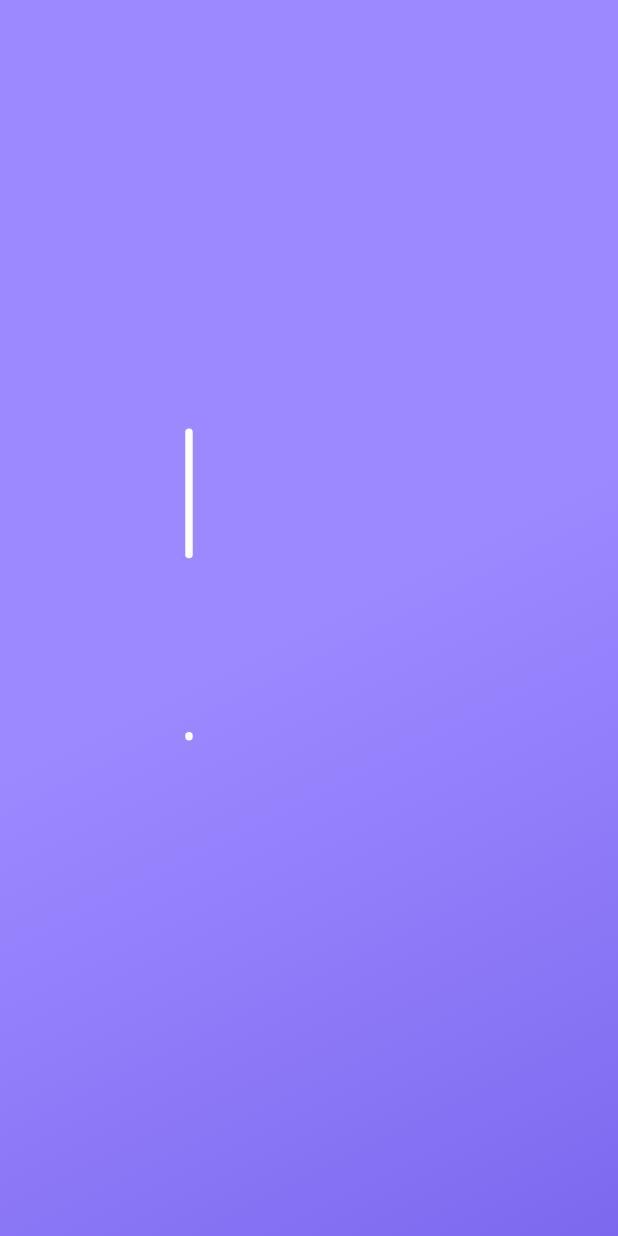
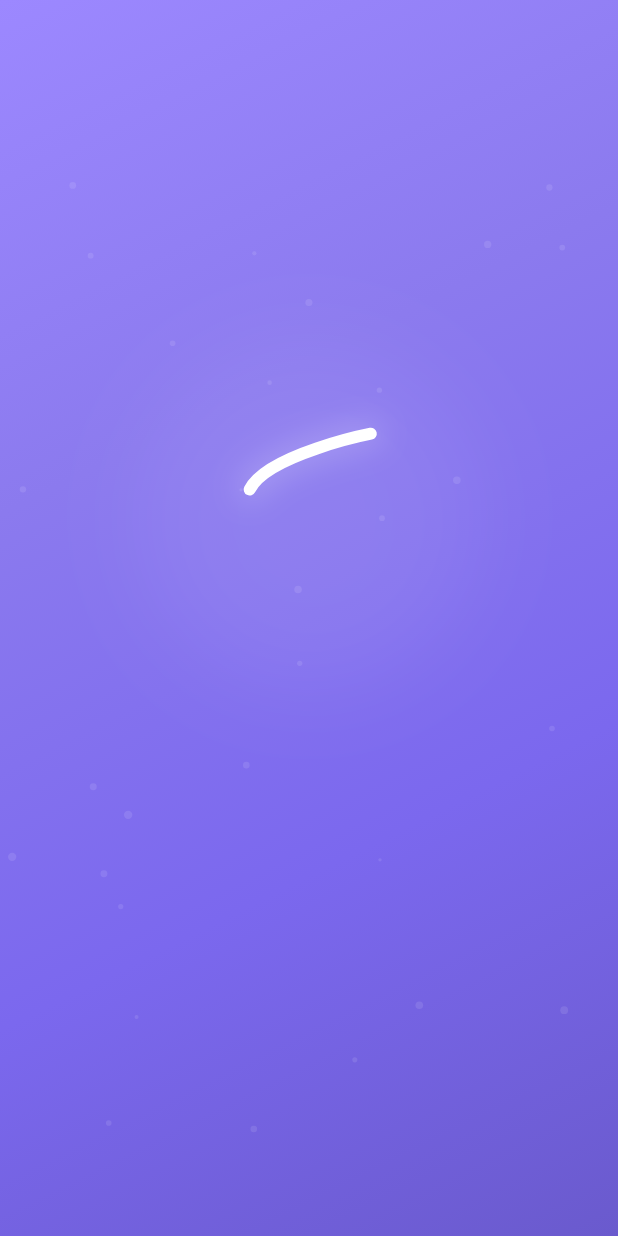
Before and after one commit to mosafarazaraaliporian/SuProtect, a Flutter app: the first screen one second after launch, on a phone screen of 412 x 824 dp. Run offline on Flutter 3.47's test engine with Material 3 defaults, Android fonts, the light colour scheme and no system bars; our stand-ins replace file_picker, firebase_analytics, firebase_core, firebase_crashlytics, firebase_messaging, flutter_local_notifications and 2 more; accounts and stored records are empty.

Commit message:
Update splash screen

```diff
--- a/lib/screens/splash_screen.dart
+++ b/lib/screens/splash_screen.dart
@@ -2,6 +2,7 @@ import 'package:flutter/material.dart';
 import 'package:flutter/services.dart';
 import 'package:flutter_screenutil/flutter_screenutil.dart';
 import 'package:provider/provider.dart';
+import 'dart:math' as math;
 import '../providers/auth_provider.dart';
 import '../services/logger_service.dart';
 import 'login_screen.dart';
@@ -16,19 +17,21 @@ class SplashScreen extends StatefulWidget {
 
 class _SplashScreenState extends State<SplashScreen>
     with TickerProviderStateMixin {
-  late AnimationController _lineController;
-  late AnimationController _fadeController;
-  late Animation<double> _topLineAnimation;
-  late Animation<double> _bottomLineAnimation;
-  late Animation<double> _fadeAnimation;
-  late Animation<double> _scaleAnimation;
+  late AnimationController _sDrawController;
+  late AnimationController _glowController;
+  late AnimationController _textController;
+  late AnimationController _particleController;
+
+  late Animation<double> _sDrawAnimation;
+  late Animation<double> _glowAnimation;
+  late Animation<double> _textFadeAnimation;
+  late Animation<double> _textSlideAnimation;
 
   @override
   void initState() {
     super.initState();
     LoggerService.logMethod('SplashScreen', 'initState');
 
-    // Set system UI overlay style to match app color
     SystemChrome.setSystemUIOverlayStyle(
       const SystemUiOverlayStyle(
         statusBarColor: Color(0xFF9C88FF),
@@ -38,82 +41,83 @@ class _SplashScreenState extends State<SplashScreen>
       ),
     );
 
-    // Line animation controller for S lines
-    _lineController = AnimationController(
+    _sDrawController = AnimationController(
+      vsync: this,
+      duration: const Duration(milliseconds: 2000),
+    );
+
+    _glowController = AnimationController(
       vsync: this,
       duration: const Duration(milliseconds: 1500),
-    );
+    )..repeat(reverse: true);
 
-    // Fade and scale animation controller
-    _fadeController = AnimationController(
+    _textController = AnimationController(
       vsync: this,
       duration: const Duration(milliseconds: 800),
     );
 
-    // Top line animation (from top to S)
-    _topLineAnimation = Tween<double>(
+    _particleController = AnimationController(
+      vsync: this,
+      duration: const Duration(milliseconds: 3000),
+    )..repeat();
+
+    _sDrawAnimation = Tween<double>(
       begin: 0.0,
       end: 1.0,
     ).animate(
       CurvedAnimation(
-        parent: _lineController,
-        curve: const Interval(0.0, 0.5, curve: Curves.easeInOut),
+        parent: _sDrawController,
+        curve: Curves.easeInOut,
       ),
     );
 
-    // Bottom line animation (from bottom to S)
-    _bottomLineAnimation = Tween<double>(
+    _glowAnimation = Tween<double>(
+      begin: 0.3,
+      end: 1.0,
+    ).animate(
+      CurvedAnimation(
+        parent: _glowController,
+        curve: Curves.easeInOut,
+      ),
+    );
+
+    _textFadeAnimation = Tween<double>(
       begin: 0.0,
       end: 1.0,
     ).animate(
       CurvedAnimation(
-        parent: _lineController,
-        curve: const Interval(0.5, 1.0, curve: Curves.easeInOut),
-      ),
-    );
-
-    // Fade and scale animations
-    _fadeAnimation = Tween<double>(
-      begin: 0.0,
-      end: 1.0,
-    ).animate(
-      CurvedAnimation(
-        parent: _fadeController,
+        parent: _textController,
         curve: Curves.easeIn,
       ),
     );
 
-    _scaleAnimation = Tween<double>(
-      begin: 0.8,
-      end: 1.0,
+    _textSlideAnimation = Tween<double>(
+      begin: 50.0,
+      end: 0.0,
     ).animate(
       CurvedAnimation(
-        parent: _fadeController,
+        parent: _textController,
         curve: Curves.easeOut,
       ),
     );
 
-    // Start animations
-    _lineController.forward();
-    LoggerService.d('SplashScreen', 'Line animation started');
+    _sDrawController.forward();
+    LoggerService.d('SplashScreen', 'S drawing animation started');
 
-    // Start fade animation after line animation
-    Future.delayed(const Duration(milliseconds: 1200), () {
+    Future.delayed(const Duration(milliseconds: 1500), () {
       if (mounted) {
-        _fadeController.forward();
-        LoggerService.d('SplashScreen', 'Fade animation started');
+        _textController.forward();
+        LoggerService.d('SplashScreen', 'Text animation started');
       }
     });
 
-    // Navigate after delay
     _navigateToNext();
   }
 
   Future<void> _navigateToNext() async {
     LoggerService.logMethod('SplashScreen', '_navigateToNext');
 
-    // Wait for animation and check auth
-    await Future.delayed(const Duration(seconds: 3));
+    await Future.delayed(const Duration(milliseconds: 3500));
 
     if (!mounted) {
       LoggerService.w('SplashScreen', 'Widget not mounted, skipping navigation');
@@ -121,6 +125,8 @@ class _SplashScreenState extends State<SplashScreen>
     }
 
     LoggerService.d('SplashScreen', 'Checking auth status');
+
+    try {
       final authProvider = Provider.of<AuthProvider>(context, listen: false);
       await authProvider.checkAuthStatus();
 
@@ -146,13 +152,26 @@ class _SplashScreenState extends State<SplashScreen>
           ),
         );
       }
+    } catch (e) {
+      LoggerService.e('SplashScreen', 'Navigation error: $e');
+      if (mounted) {
+        Navigator.pushReplacement(
+          context,
+          MaterialPageRoute(
+            builder: (context) => const LoginScreen(),
+          ),
+        );
+      }
+    }
   }
 
   @override
   void dispose() {
     LoggerService.logMethod('SplashScreen', 'dispose');
-    _lineController.dispose();
-    _fadeController.dispose();
+    _sDrawController.dispose();
+    _glowController.dispose();
+    _textController.dispose();
+    _particleController.dispose();
     super.dispose();
   }
 
@@ -172,31 +191,91 @@ class _SplashScreenState extends State<SplashScreen>
                 end: Alignment.bottomRight,
                 colors: [
                   const Color(0xFF9C88FF),
-                  const Color(0xFF9C88FF).withOpacity(0.8),
+                  const Color(0xFF8B7AEE),
                   const Color(0xFF7B68EE),
+                  const Color(0xFF6A5ACD),
                 ],
               ),
             ),
-            child: Center(
+            child: Stack(
+              children: [
+                AnimatedBuilder(
+                  animation: _particleController,
+                  builder: (context, child) {
+                    return CustomPaint(
+                      size: Size.infinite,
+                      painter: ParticlesPainter(
+                        progress: _particleController.value,
+                      ),
+                    );
+                  },
+                ),
+
+                Center(
                   child: Column(
                     mainAxisAlignment: MainAxisAlignment.center,
                     children: [
-                  // Animated S with lines
                       Stack(
                         alignment: Alignment.center,
                         children: [
-                      // Text "SuProtect"
-                      FadeTransition(
-                        opacity: _fadeAnimation,
-                        child: ScaleTransition(
-                          scale: _scaleAnimation,
-                          child: Text(
-                            'SuProtect',
+                          AnimatedBuilder(
+                            animation: _glowAnimation,
+                            builder: (context, child) {
+                              return Container(
+                                width: 200.w,
+                                height: 200.h,
+                                decoration: BoxDecoration(
+                                  shape: BoxShape.circle,
+                                  boxShadow: [
+                                    BoxShadow(
+                                      color: Colors.white.withOpacity(
+                                        0.1 * _glowAnimation.value,
+                                      ),
+                                      blurRadius: 80 * _glowAnimation.value,
+                                      spreadRadius: 20 * _glowAnimation.value,
+                                    ),
+                                  ],
+                                ),
+                              );
+                            },
+                          ),
+
+                          AnimatedBuilder(
+                            animation: _sDrawAnimation,
+                            builder: (context, child) {
+                              return CustomPaint(
+                                size: Size(150.w, 180.h),
+                                painter: AnimatedSPainter(
+                                  progress: _sDrawAnimation.value,
+                                  glowIntensity: _glowAnimation.value,
+                                ),
+                              );
+                            },
+                          ),
+                        ],
+                      ),
+
+                      SizedBox(height: 40.h),
+
+                      AnimatedBuilder(
+                        animation: _textController,
+                        builder: (context, child) {
+                          return Opacity(
+                            opacity: _textFadeAnimation.value,
+                            child: Transform.translate(
+                              offset: Offset(0, _textSlideAnimation.value),
+                              child: Row(
+                                mainAxisAlignment: MainAxisAlignment.center,
+                                crossAxisAlignment: CrossAxisAlignment.start,
+                                children: [
+                                  SizedBox(width: 40.w),
+                                  Text(
+                                    'uProtect',
                                     style: TextStyle(
-                              fontSize: 48.sp,
+                                      fontSize: 42.sp,
                                       fontWeight: FontWeight.bold,
                                       color: Colors.white,
-                              letterSpacing: 3,
+                                      letterSpacing: 2,
                                       shadows: [
                                         Shadow(
                                           color: Colors.black.withOpacity(0.3),
@@ -206,29 +285,20 @@ class _SplashScreenState extends State<SplashScreen>
                                       ],
                                     ),
                                   ),
+                                ],
                               ),
-                      ),
-                      // Animated lines for S
-                      AnimatedBuilder(
-                        animation: _lineController,
-                        builder: (context, child) {
-                          return CustomPaint(
-                            size: Size(300.w, 200.h),
-                            painter: SLinesPainter(
-                              topLineProgress: _topLineAnimation.value,
-                              bottomLineProgress: _bottomLineAnimation.value,
                             ),
                           );
                         },
                       ),
-                    ],
-                  ),
 
-                  SizedBox(height: 40.h),
+                      SizedBox(height: 30.h),
 
-                  // Underline
-                  FadeTransition(
-                    opacity: _fadeAnimation,
+                      AnimatedBuilder(
+                        animation: _textController,
+                        builder: (context, child) {
+                          return Opacity(
+                            opacity: _textFadeAnimation.value,
                             child: Container(
                               width: 100.w,
                               height: 4.h,
@@ -244,9 +314,13 @@ class _SplashScreenState extends State<SplashScreen>
                                 ],
                               ),
                             ),
+                          );
+                        },
                       ),
                     ],
                   ),
+                ),
+              ],
             ),
           ),
         );
@@ -255,64 +329,125 @@ class _SplashScreenState extends State<SplashScreen>
   }
 }
 
-// Custom painter for S lines (top and bottom)
-class SLinesPainter extends CustomPainter {
-  final double topLineProgress;
-  final double bottomLineProgress;
+class AnimatedSPainter extends CustomPainter {
+  final double progress;
+  final double glowIntensity;
 
-  SLinesPainter({
-    required this.topLineProgress,
-    required this.bottomLineProgress,
+  AnimatedSPainter({
+    required this.progress,
+    required this.glowIntensity,
   });
 
   @override
   void paint(Canvas canvas, Size size) {
     final paint = Paint()
       ..color = Colors.white
-      ..strokeWidth = 5
+      ..strokeWidth = 8
       ..style = PaintingStyle.stroke
-      ..strokeCap = StrokeCap.round;
+      ..strokeCap = StrokeCap.round
+      ..strokeJoin = StrokeJoin.round;
+
+    final glowPaint = Paint()
+      ..color = Colors.white.withOpacity(0.3 * glowIntensity)
+      ..strokeWidth = 16
+      ..style = PaintingStyle.stroke
+      ..strokeCap = StrokeCap.round
+      ..strokeJoin = StrokeJoin.round
+      ..maskFilter = const MaskFilter.blur(BlurStyle.normal, 10);
+
+    final path = Path();
 
     final centerX = size.width / 2;
-    final centerY = size.height / 2;
+    final topY = size.height * 0.2;
+    final middleY = size.height * 0.5;
+    final bottomY = size.height * 0.8;
+    final curveOffset = size.width * 0.25;
 
-    // Calculate S position (first letter of "SuProtect")
-    // S is approximately at the start of the text
-    final sCenterX = centerX - 80; // Approximate position of S
-    final sTopY = centerY - 20; // Top of S
-    final sBottomY = centerY + 20; // Bottom of S
-    final lineLength = 60.0;
+    path.moveTo(centerX + curveOffset, topY);
+    path.cubicTo(
+      centerX + curveOffset, topY,
+      centerX - curveOffset, topY + (middleY - topY) * 0.3,
+      centerX - curveOffset, middleY - (middleY - topY) * 0.2,
+    );
+    path.cubicTo(
+      centerX - curveOffset, middleY,
+      centerX + curveOffset * 0.8, middleY,
+      centerX + curveOffset * 0.8, middleY,
+    );
+    path.cubicTo(
+      centerX + curveOffset * 0.8, middleY,
+      centerX - curveOffset, middleY + (bottomY - middleY) * 0.3,
+      centerX - curveOffset, bottomY,
+    );
 
-    // Top line - from top of screen to top of S
-    if (topLineProgress > 0) {
-      final startY = 0.0;
-      final endY = sTopY;
-      final currentEndY = startY + (endY - startY) * topLineProgress;
+    final totalLength = _calculatePathLength(path);
+    final drawLength = totalLength * progress;
 
-      canvas.drawLine(
-        Offset(sCenterX, startY),
-        Offset(sCenterX, currentEndY),
-        paint,
-      );
+    final pathMetrics = path.computeMetrics().first;
+    final extractPath = pathMetrics.extractPath(0, drawLength);
+
+    canvas.drawPath(extractPath, glowPaint);
+    canvas.drawPath(extractPath, paint);
+
+    if (progress > 0.9) {
+      final double sparkleProgress = (progress - 0.9) / 0.1;
+      _drawSparkles(canvas, size, sparkleProgress);
+    }
   }
 
-    // Bottom line - from bottom of screen to bottom of S
-    if (bottomLineProgress > 0) {
-      final startY = size.height;
-      final endY = sBottomY;
-      final currentEndY = startY - (startY - endY) * bottomLineProgress;
+  double _calculatePathLength(Path path) {
+    final pathMetrics = path.computeMetrics().first;
+    return pathMetrics.length;
+  }
 
-      canvas.drawLine(
-        Offset(sCenterX, startY),
-        Offset(sCenterX, currentEndY),
-        paint,
-      );
+  void _drawSparkles(Canvas canvas, Size size, double progress) {
+    final sparklePaint = Paint()
+      ..color = Colors.white.withOpacity(progress * 0.8)
+      ..style = PaintingStyle.fill;
+
+    final sparkles = [
+      Offset(size.width * 0.7, size.height * 0.25),
+      Offset(size.width * 0.3, size.height * 0.5),
+      Offset(size.width * 0.75, size.height * 0.75),
+    ];
+
+    for (var sparkle in sparkles) {
+      canvas.drawCircle(sparkle, 3 * progress, sparklePaint);
     }
   }
 
   @override
-  bool shouldRepaint(SLinesPainter oldDelegate) {
-    return oldDelegate.topLineProgress != topLineProgress ||
-        oldDelegate.bottomLineProgress != bottomLineProgress;
+  bool shouldRepaint(AnimatedSPainter oldDelegate) {
+    return oldDelegate.progress != progress ||
+        oldDelegate.glowIntensity != glowIntensity;
   }
 }
+
+class ParticlesPainter extends CustomPainter {
+  final double progress;
+
+  ParticlesPainter({required this.progress});
+
+  @override
+  void paint(Canvas canvas, Size size) {
+    final paint = Paint()
+      ..color = Colors.white.withOpacity(0.1)
+      ..style = PaintingStyle.fill;
+
+    final random = math.Random(42);
+
+    for (int i = 0; i < 30; i++) {
+      final x = random.nextDouble() * size.width;
+      final baseY = random.nextDouble() * size.height;
+      final y = (baseY + (progress * 100)) % size.height;
+      final radius = random.nextDouble() * 2 + 1;
+
+      canvas.drawCircle(Offset(x, y), radius, paint);
+    }
+  }
+
+  @override
+  bool shouldRepaint(ParticlesPainter oldDelegate) {
+    return oldDelegate.progress != progress;
+  }
+}
```
Lines whose indentation alone changed are shown as unchanged.
